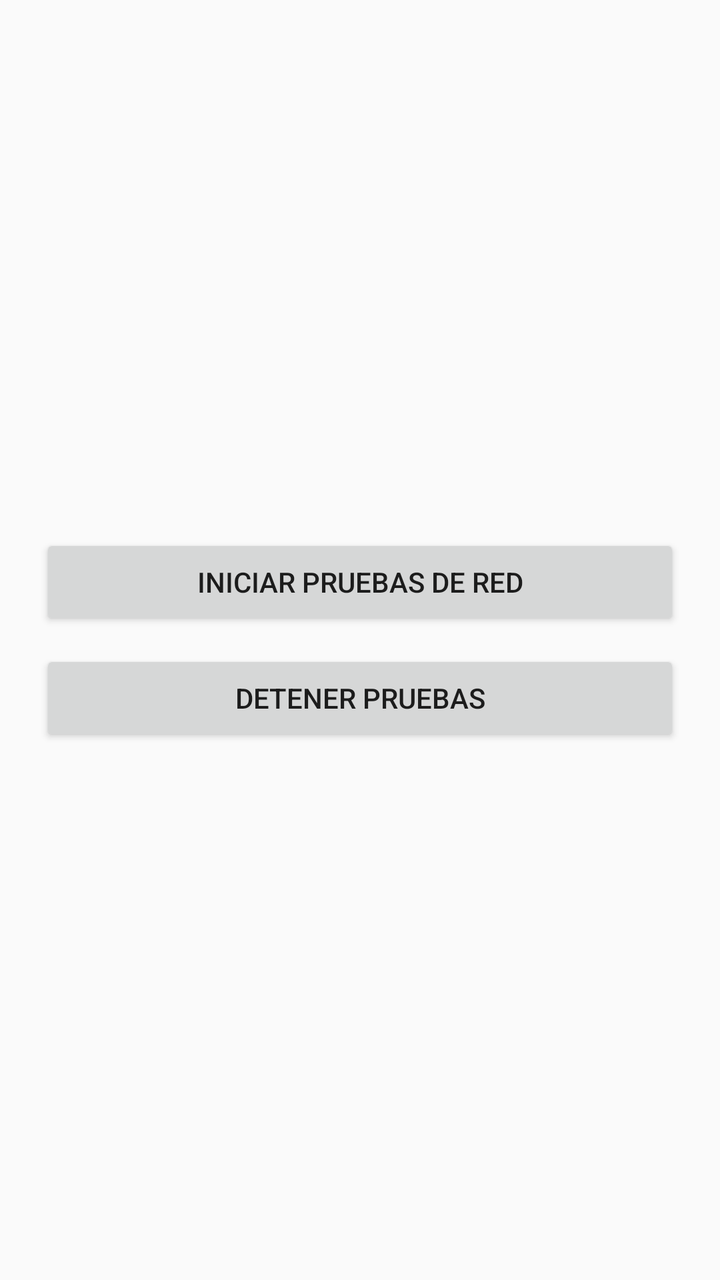
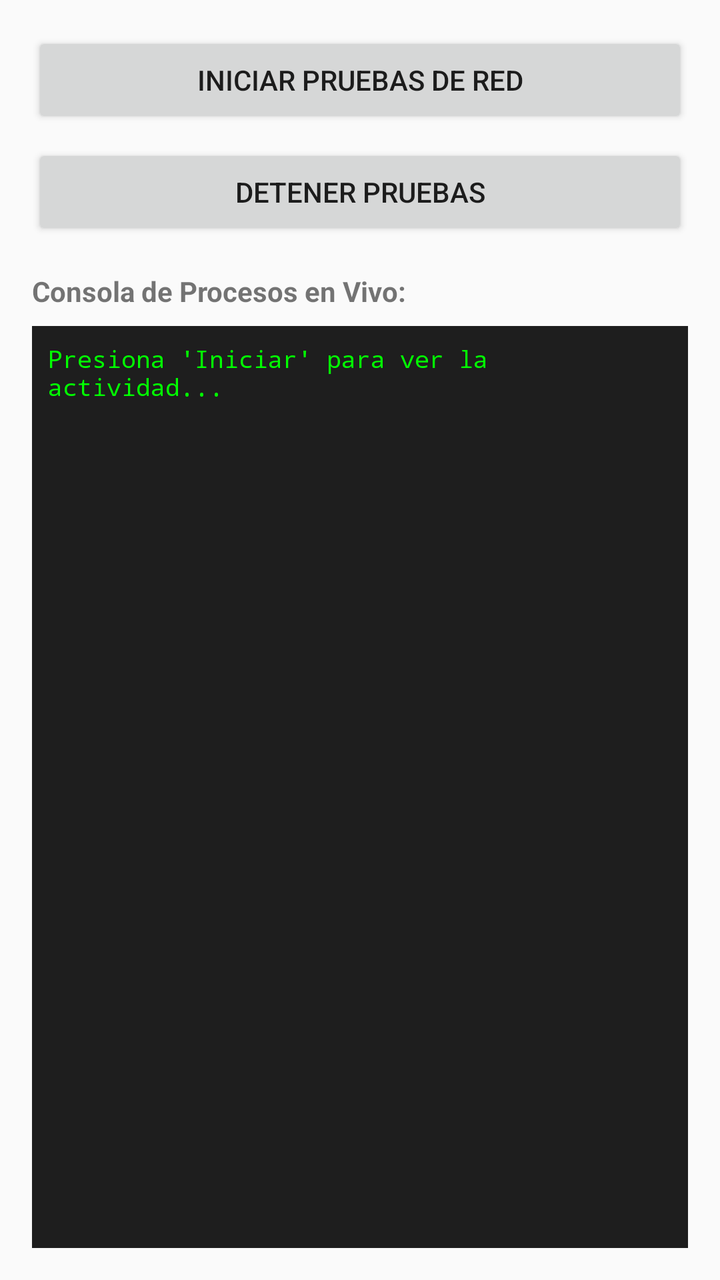

The first picture is an Android layout as it rendered before a commit; the second is the same layout after the commit. The layout source and the unified diff follow.
<!-- AndroidManifest.xml: application theme Theme.AppCompat.Light -->
<!-- res/layout/activity_main.xml -->
<?xml version="1.0" encoding="utf-8"?>
<LinearLayout xmlns:android="http://schemas.android.com/apk/res/android"
    android:layout_width="match_parent"
    android:layout_height="match_parent"
    android:orientation="vertical"
    android:gravity="center"
    android:padding="20dp">

    <Button
        android:id="@+id/btnStart"
        android:layout_width="match_parent"
        android:layout_height="wrap_content"
        android:text="Iniciar Pruebas de Red" />

    <Button
        android:id="@+id/btnStop"
        android:layout_width="match_parent"
        android:layout_height="wrap_content"
        android:layout_marginTop="10dp"
        android:text="Detener Pruebas" />
</LinearLayout>
<!-- resources referenced by this layout -->
<resources>

</resources>

<!-- the commit's change to res/layout/activity_main.xml (unified diff, before → after) -->
@@ -3,8 +3,7 @@
     android:layout_width="match_parent"
     android:layout_height="match_parent"
     android:orientation="vertical"
-    android:gravity="center"
-    android:padding="20dp">
+    android:padding="16dp">
 
     <Button
         android:id="@+id/btnStart"
@@ -16,6 +15,34 @@
         android:id="@+id/btnStop"
         android:layout_width="match_parent"
         android:layout_height="wrap_content"
-        android:layout_marginTop="10dp"
+        android:layout_marginTop="8dp"
         android:text="Detener Pruebas" />
+
+    <TextView
+        android:layout_width="match_parent"
+        android:layout_height="wrap_content"
+        android:layout_marginTop="16dp"
+        android:text="Consola de Procesos en Vivo:"
+        android:textStyle="bold" />
+
+    
+    <ScrollView
+        android:id="@+id/scrollView"
+        android:layout_width="match_parent"
+        android:layout_height="0dp"
+        android:layout_weight="1"
+        android:layout_marginTop="8dp"
+        android:background="#1E1E1E"
+        android:padding="8dp">
+
+        <TextView
+            android:id="@+id/tvLogs"
+            android:layout_width="match_parent"
+            android:layout_height="wrap_content"
+            android:textColor="#00FF00"
+            android:textSize="12sp"
+            android:fontFamily="monospace"
+            android:text="Presiona 'Iniciar' para ver la actividad...\n" />
+    </ScrollView>
+
 </LinearLayout>
